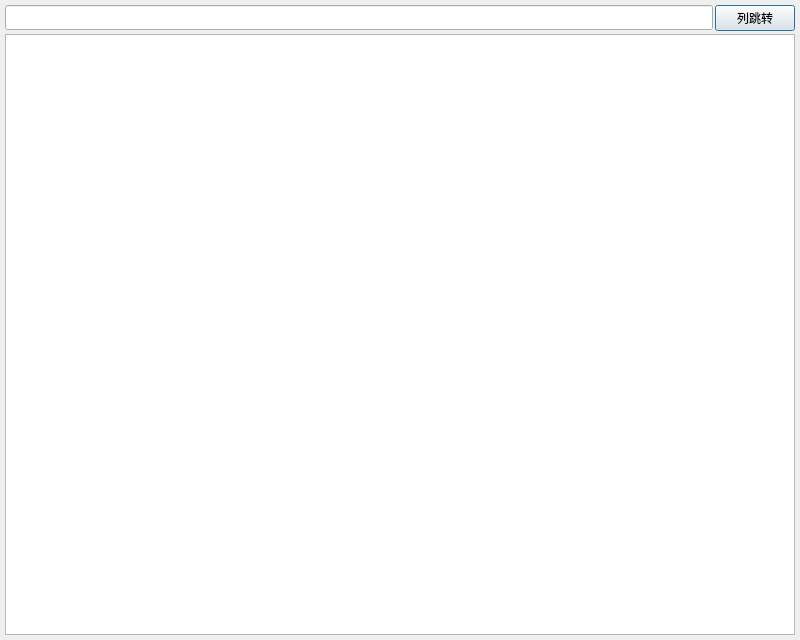
Before: the Qt Designer form dialogshowtablecompareview.ui in cnldw/FinanceFileReader, drawn with Qt 5.
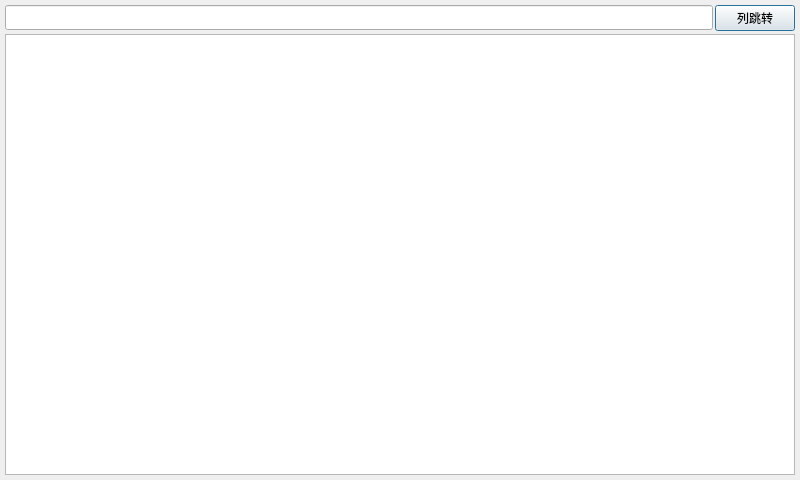
After: the same form once the commit is applied. Icons and pictures are not drawn.

Commit message: 优化弹窗大小

Patch:
```diff
--- a/dialogshowtablecompareview.ui
+++ b/dialogshowtablecompareview.ui
@@ -10,13 +10,13 @@
     <x>0</x>
     <y>0</y>
     <width>800</width>
-    <height>640</height>
+    <height>480</height>
    </rect>
   </property>
   <property name="minimumSize">
    <size>
-    <width>400</width>
-    <height>640</height>
+    <width>600</width>
+    <height>480</height>
    </size>
   </property>
   <property name="font">
```
